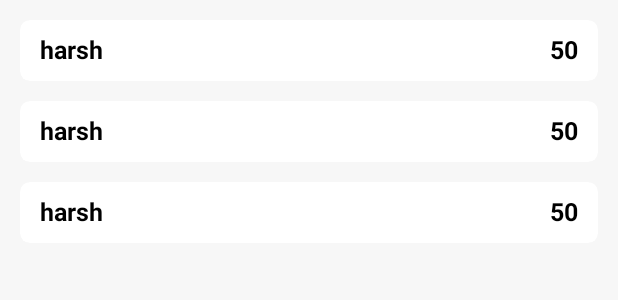
After one commit to harshBackeend/Rough-Diamondrate, an Android app: the layout activity_show_party_list.xml on its own in the app's theme, with its tools: preview values and no code run, on a phone screen of 412 x 824 dp. The commit adds this screen. Shown: the top 300 px of the screen. Run offline under Robolectric (Android 15) with nearby library versions, the phone set to English and light mode, and no system bars.

Commit message:
implement New Api Function And Add PartyListAdapter.kt and ShowPartyList.kt

```diff
--- a/app/src/main/java/com/harsh/roughdiamondrate/apiCall/ApiInterface.kt
+++ b/app/src/main/java/com/harsh/roughdiamondrate/apiCall/ApiInterface.kt
@@ -4,8 +4,6 @@ import com.harsh.roughdiamondrate.model.RequestModel
 import com.harsh.roughdiamondrate.model.ResponseModel
 import retrofit2.Response
 import retrofit2.http.Body
-import retrofit2.http.Field
-import retrofit2.http.FormUrlEncoded
 import retrofit2.http.POST
 
 interface ApiInterface {
--- a/app/src/main/java/com/harsh/roughdiamondrate/model/Data.kt
+++ b/app/src/main/java/com/harsh/roughdiamondrate/model/Data.kt
@@ -5,5 +5,9 @@ import com.google.gson.annotations.SerializedName
 data class Data(
 
     @SerializedName("url")
-    var url: String? = null
+    var url: String? = null,
+    @SerializedName("partyName")
+    var partyName: String? = null,
+    @SerializedName("partyTotal")
+    var partyTotal: String? = null
 )
--- a/app/src/main/java/com/harsh/roughdiamondrate/model/RequestModel.kt
+++ b/app/src/main/java/com/harsh/roughdiamondrate/model/RequestModel.kt
@@ -21,5 +21,7 @@ data class RequestModel(
     @SerializedName("withdrawalNumber")
     var withdrawalNumber: String? = null,
     @SerializedName("detail")
-    var detail: String? = null
+    var detail: String? = null,
+    @SerializedName("methodName")
+    var methodName: String? = null
 )
--- a/app/src/main/java/com/harsh/roughdiamondrate/viewModel/MainViewModel.kt
+++ b/app/src/main/java/com/harsh/roughdiamondrate/viewModel/MainViewModel.kt
@@ -15,8 +15,7 @@ import com.harsh.roughdiamondrate.repository.MainRepository
 
 class MainViewModel : ViewModel() {
 
-    val baseUrl =
-        "https://script.google.com/macros/s/AKfycbx68bdreUEcNGx8xAp_d2F49lbPeJxihRNKaDTWdXLsAK3gUsKYA9ImKeAzsL2CtWwj/"
+    val baseUrl = "https://script.google.com/macros/s/AKfycbx68bdreUEcNGx8xAp_d2F49lbPeJxihRNKaDTWdXLsAK3gUsKYA9ImKeAzsL2CtWwj/"
 
     private val getRateData by lazy { MutableLiveData<Float>() }
     val getRate: LiveData<Float>
--- a/app/src/main/res/layout/activity_filter.xml
+++ b/app/src/main/res/layout/activity_filter.xml
@@ -59,7 +59,7 @@
 
                 <TextView
                     android:id="@+id/editKatStatus"
-                    style="@style/textViewFilter"
+                    style="@style/textViewForForm"
                     android:layout_width="match_parent"
                     android:layout_height="wrap_content"
                     android:background="@drawable/border_color_white_1sdp"
@@ -75,7 +75,7 @@
                     android:layout_height="wrap_content">
 
                     <TextView
-                        style="@style/textViewFilter"
+                        style="@style/textViewForForm"
                         android:layout_width="match_parent"
                         android:layout_height="wrap_content"
                         android:background="@drawable/border_color_white_1sdp"
--- /dev/null
+++ b/app/src/main/res/layout/activity_show_party_list.xml
@@ -0,0 +1,16 @@
+<?xml version="1.0" encoding="utf-8"?>
+<LinearLayout xmlns:android="http://schemas.android.com/apk/res/android"
+    xmlns:tools="http://schemas.android.com/tools"
+    android:layout_width="match_parent"
+    android:layout_height="match_parent"
+    android:orientation="vertical"
+    android:background="@color/c_f7f7f7"
+    tools:context=".uiComponents.activity.ShowPartyList">
+
+    <androidx.recyclerview.widget.RecyclerView
+        android:id="@+id/recyclerViewPartyLis"
+        android:layout_width="match_parent"
+        android:layout_height="wrap_content"
+        tools:listitem="@layout/party_list_item"/>
+
+</LinearLayout>
--- /dev/null
+++ b/app/src/main/res/layout/party_list_item.xml
@@ -0,0 +1,49 @@
+<?xml version="1.0" encoding="utf-8"?>
+<LinearLayout xmlns:android="http://schemas.android.com/apk/res/android"
+    xmlns:app="http://schemas.android.com/apk/res-auto"
+    xmlns:tools="http://schemas.android.com/tools"
+    android:layout_width="match_parent"
+    android:layout_height="wrap_content"
+    android:layout_marginTop="@dimen/_10sdp"
+    android:orientation="vertical">
+
+    <androidx.cardview.widget.CardView
+        android:layout_width="match_parent"
+        android:layout_height="wrap_content"
+        android:layout_marginHorizontal="@dimen/_10sdp"
+        app:cardBackgroundColor="@color/white"
+        app:cardCornerRadius="@dimen/_5sdp"
+        app:cardElevation="0dp">
+
+        <RelativeLayout
+            android:layout_width="match_parent"
+            android:layout_height="wrap_content"
+            android:paddingHorizontal="@dimen/_10sdp"
+            android:paddingVertical="@dimen/_8sdp">
+
+            <TextView
+                android:id="@+id/textPartyName"
+                style="@style/textViewForShowText"
+                android:layout_width="wrap_content"
+                android:layout_height="wrap_content"
+                android:layout_alignParentStart="true"
+                android:layout_centerVertical="true"
+                tools:text="harsh" />
+
+            <TextView
+                android:id="@+id/textPartyTotal"
+                style="@style/textViewForShowText"
+                android:layout_width="wrap_content"
+                android:layout_height="wrap_content"
+                android:layout_alignParentEnd="true"
+                android:layout_centerVertical="true"
+                tools:ignore="RelativeOverlap"
+                tools:text="50" />
+
+
+        </RelativeLayout>
+
+
+    </androidx.cardview.widget.CardView>
+
+</LinearLayout>
--- a/app/src/main/res/values/colors.xml
+++ b/app/src/main/res/values/colors.xml
@@ -9,4 +9,5 @@
     <color name="white">#FFFFFFFF</color>
     <color name="c_6a1b9a">#6a1b9a</color>
     <color name="c_f3e5f6">#f3e5f6</color>
+    <color name="c_f7f7f7">#f7f7f7</color>
 </resources>
```
Also changed, not shown: app/src/main/AndroidManifest.xml (+4 -7 lines), app/src/main/java/com/harsh/roughdiamondrate/uiComponents/Adapter/PartyListAdapter.kt (added, +33 -0 lines), app/src/main/java/com/harsh/roughdiamondrate/uiComponents/activity/ShowPartyList.kt (added, +16 -0 lines), app/src/main/java/com/harsh/roughdiamondrate/viewModel/AddMoneyDetailViewModel.kt (+7 -5 lines), app/src/main/res/layout/activity_main.xml (+15 -15 lines), app/src/main/res/values/themes.xml (+8 -8 lines).
